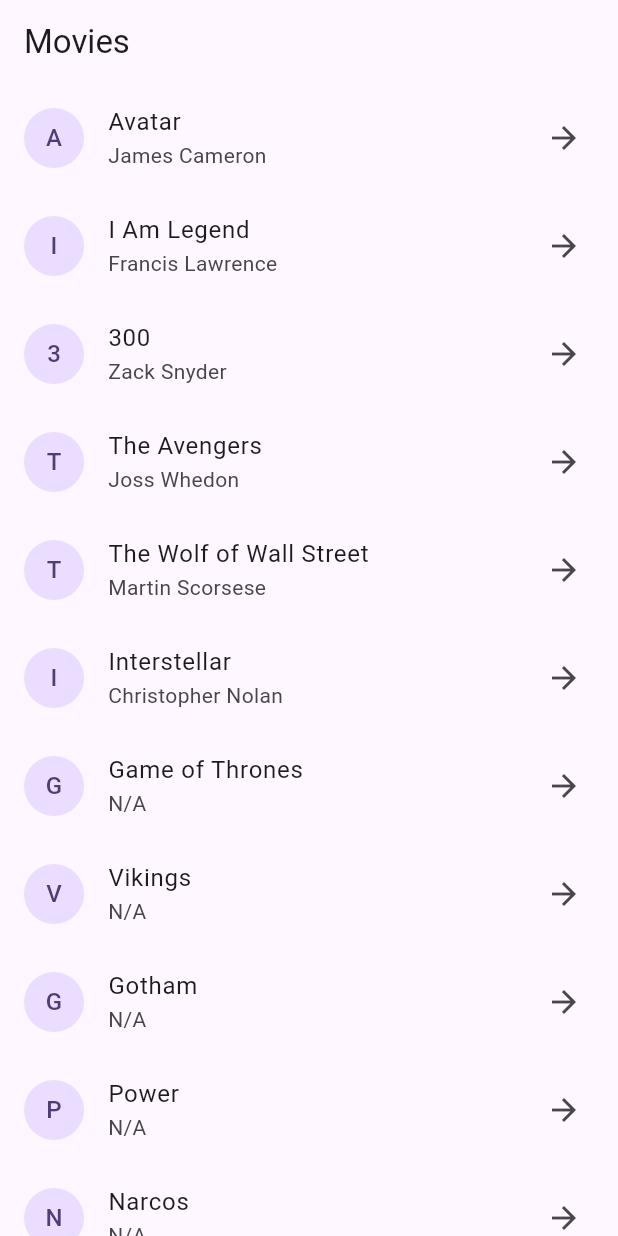
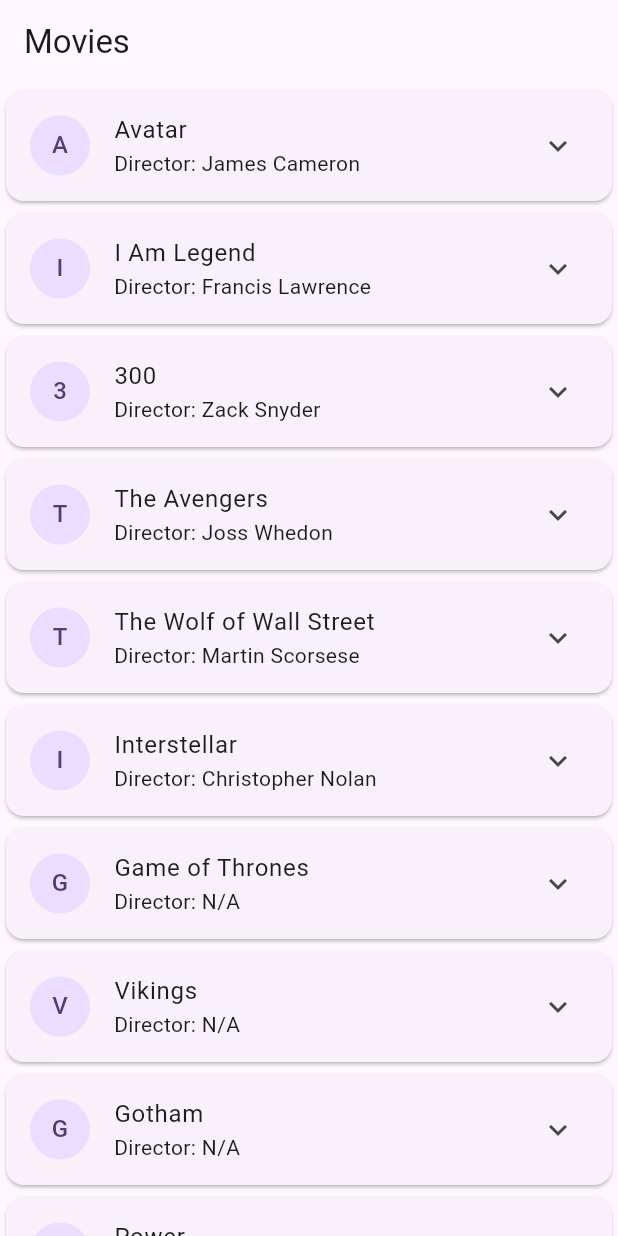
Before and after one commit to lightrao/pd24_movie_app_demo, a Flutter app: the screen it shows after launch, on a phone screen of 412 x 824 dp. Run offline on Flutter 3.47's test engine with Material 3 defaults, Android fonts, the phone set to English and light mode, and no system bars.

Commit message:
Costumizing ListItem with ExpansionTile

```diff
--- a/lib/main.dart
+++ b/lib/main.dart
@@ -57,14 +57,58 @@
           itemCount: movieData.movieList.length,
           itemBuilder: (context, index) {
             final movie = movieData.movieList[index];
-            return ListTile(
-              title: Text(movie.title),
-              subtitle: Text(movie.director),
-              trailing: Icon(Icons.arrow_forward),
-              leading: CircleAvatar(
-                child: Text(movie.title[0]),
+
+            return Card(
+              child: ExpansionTile(
+                title: Text(movie.title),
+                subtitle: Text('Director: ${movie.director}'),
+                leading: CircleAvatar(
+                  child: Text(movie.title[0]),
+                ),
+                children: [
+                  Container(
+                    alignment: Alignment.center,
+                    padding: EdgeInsets.only(
+                      left: 75,
+                    ),
+                    child: Column(
+                      children: [
+                        RichText(
+                          text: TextSpan(
+                            style: DefaultTextStyle.of(context).style,
+                            children: [
+                              TextSpan(
+                                text: 'Release Date: ',
+                                style: Theme.of(context)
+                                    .textTheme
+                                    .labelLarge
+                                    ?.copyWith(
+                                      fontWeight: FontWeight.bold,
+                                    ),
+                              ),
+                              TextSpan(
+                                text: movie.released,
+                                style: TextStyle(
+                                  fontWeight: FontWeight.bold,
+                                ),
+                              ),
+                            ],
+                          ),
+                        ),
+                      ],
+                    ),
+                  ),
+                ],
               ),
             );
+            // return ListTile(
+            //   title: Text(movie.title),
+            //   subtitle: Text(movie.director),
+            //   trailing: Icon(Icons.arrow_forward),
+            //   leading: CircleAvatar(
+            //     child: Text(movie.title[0]),
+            //   ),
+            // );
           },
         ),
       ),
```
